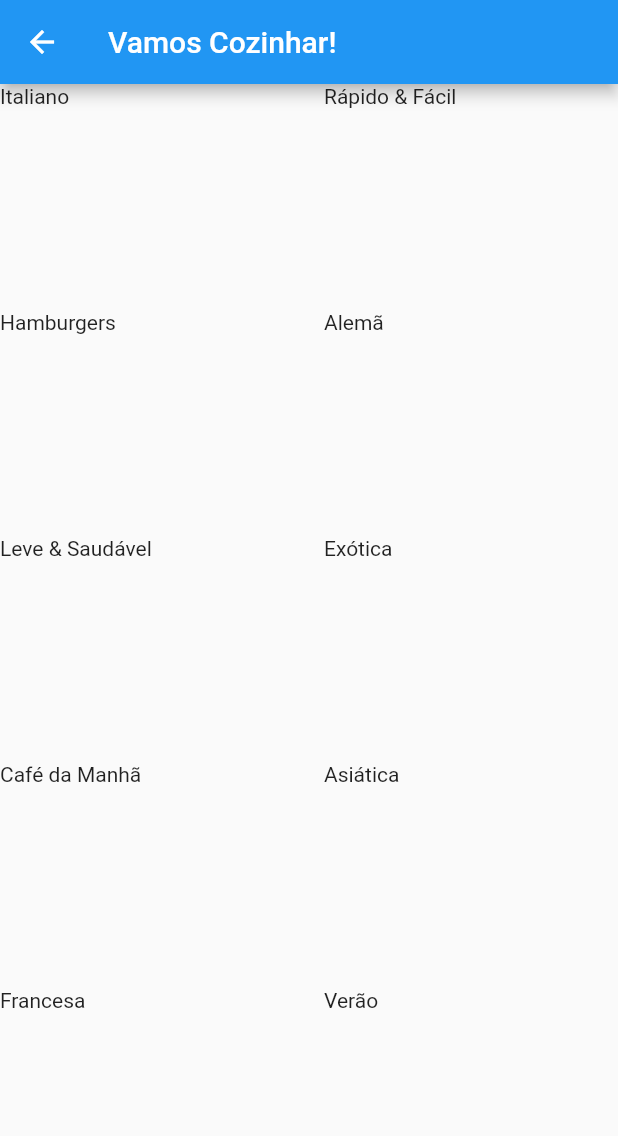
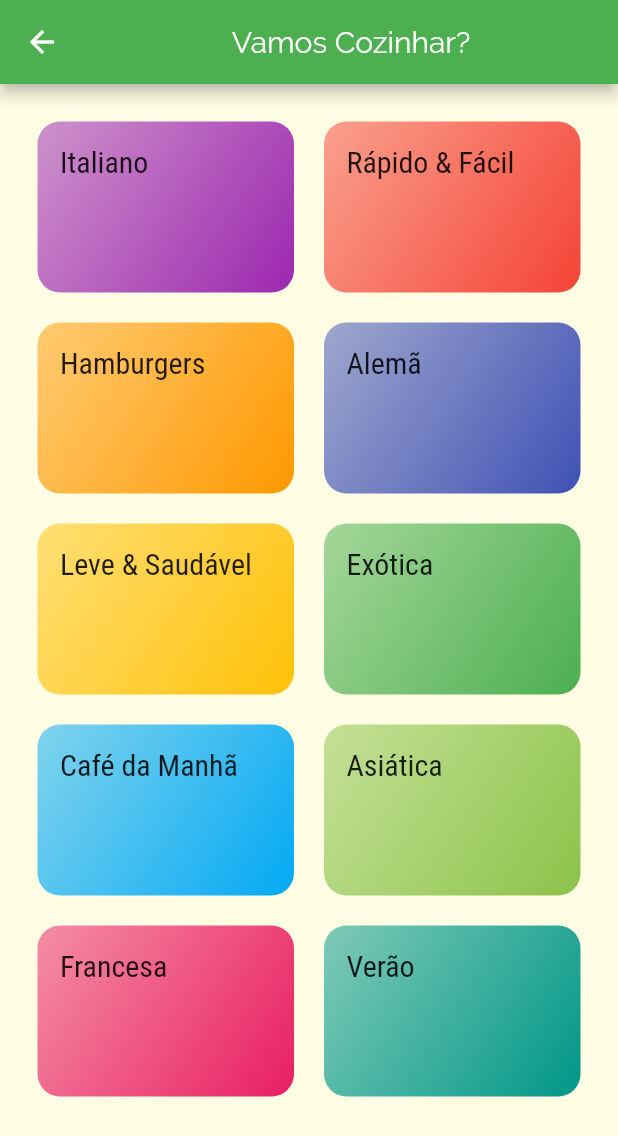
Before and after one commit to guilhermtorres/cardapio_receitas, a Flutter app: the CategoriesScreen screen opened directly, on a phone screen of 412 x 824 dp. Shown: the top 1136 px of the screen. Run offline on Flutter 3.47's test engine with Material 2 defaults, Android fonts, the phone set to English and light mode, and no system bars.

```diff
--- a/lib/src/components/category_components.dart
+++ b/lib/src/components/category_components.dart
@@ -1,4 +1,5 @@
 import 'package:cardapio_receitas/src/models/category_models.dart';
+import 'package:cardapio_receitas/src/utils/app_routes_utils.dart';
 import 'package:flutter/material.dart';
 
 class CategoriesComponents extends StatelessWidget {
@@ -6,10 +7,39 @@ class CategoriesComponents extends StatelessWidget {
 
   const CategoriesComponents(this.category);
 
+  void _selectCategory(BuildContext context) {
+    Navigator.of(context).pushNamed(
+      AppRoutes.CATEGORIES_MEALS,
+      arguments: category,
+    );
+  }
+
   @override
   Widget build(BuildContext context) {
-    return Container(
-      child: Text(category.title),
+    return InkWell(
+      onTap: () => _selectCategory(context),
+      borderRadius: BorderRadius.circular(15),
+      splashColor: Theme.of(context).primaryColor,
+      child: Container(
+        child: Padding(
+          padding: const EdgeInsets.all(15),
+          child: Text(
+            category.title,
+            style: Theme.of(context).textTheme.title,
+          ),
+        ),
+        decoration: BoxDecoration(
+          borderRadius: BorderRadius.circular(15),
+          gradient: LinearGradient(
+            colors: [
+              category.color.withOpacity(0.5),
+              category.color,
+            ],
+            begin: Alignment.topLeft,
+            end: Alignment.bottomRight,
+          ),
+        ),
+      ),
     );
   }
 }
--- a/lib/src/screens/category_screens.dart
+++ b/lib/src/screens/category_screens.dart
@@ -6,17 +6,26 @@ class CategoriesScreen extends StatelessWidget {
   @override
   Widget build(BuildContext context) {
     return Scaffold(
-      appBar: AppBar(title: Text('Vamos Cozinhar!')),
+      appBar: AppBar(
+        title: Center(
+          child: Text(
+            'Vamos Cozinhar?',
+          ),
+        ),
+      ),
       body: GridView(
+        padding: const EdgeInsets.all(25),
         gridDelegate: SliverGridDelegateWithMaxCrossAxisExtent(
           maxCrossAxisExtent: 200,
           childAspectRatio: 3 / 2,
           crossAxisSpacing: 20,
           mainAxisSpacing: 20,
         ),
-        children: DUMMY_CATEGORIES.map((cat) {
-          return CategoriesComponents(cat);
-        }).toList(),
+        children: DUMMY_CATEGORIES.map(
+          (cat) {
+            return CategoriesComponents(cat);
+          },
+        ).toList(),
       ),
     );
   }
--- /dev/null
+++ b/lib/src/utils/app_routes_utils.dart
@@ -0,0 +1,4 @@
+class AppRoutes {
+  static const HOME = '/';
+  static const CATEGORIES_MEALS = '/categories-meals';
+}
```
Also changed, not shown: lib/src/app.dart (+17 -4 lines), lib/src/screens/categories_meals_screen.dart (added, +21 -0 lines), lib/src/screens/home_screen.dart (deleted, +0 -20 lines), pubspec.yaml (+17 -6 lines), assets/fonts/Raleway-Black.ttf (added), assets/fonts/Raleway-Bold.ttf (added), assets/fonts/Raleway-Regular.ttf (added), assets/fonts/RobotoCondensed-Bold.ttf (added), assets/fonts/RobotoCondensed-Italic.ttf (added), assets/fonts/RobotoCondensed-Light.ttf (added), assets/fonts/RobotoCondensed-Regular.ttf (added).
